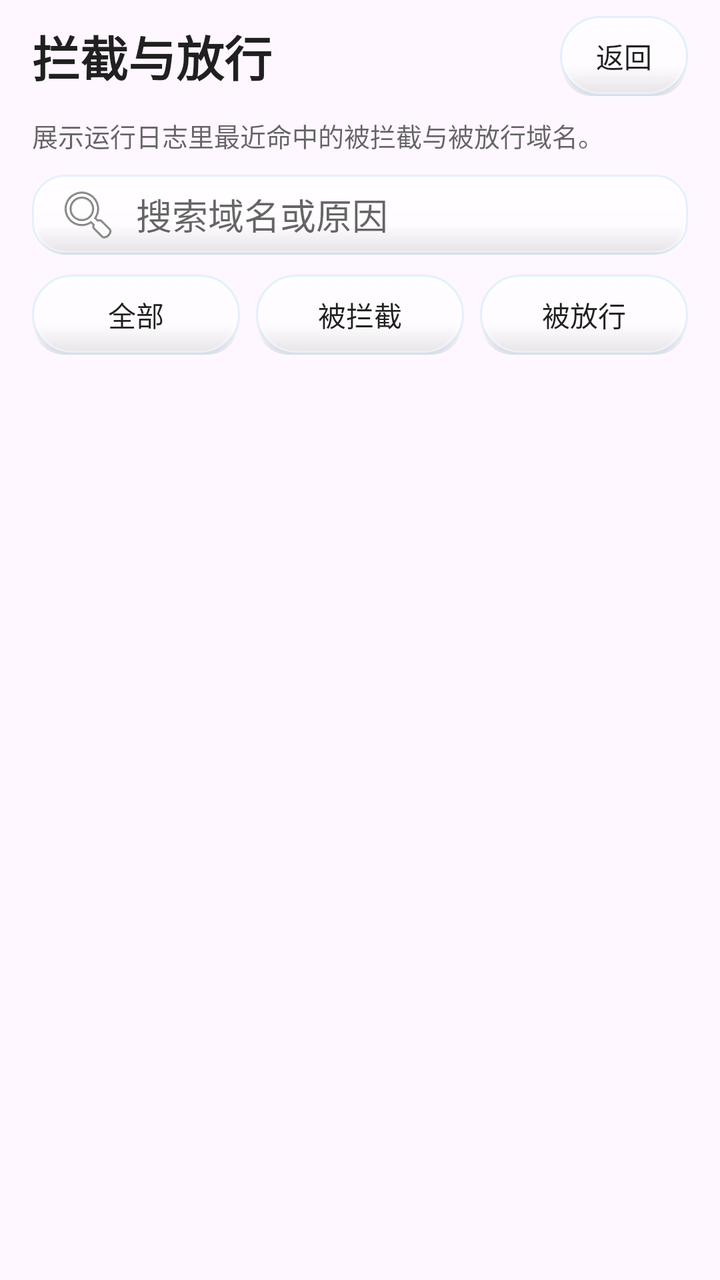
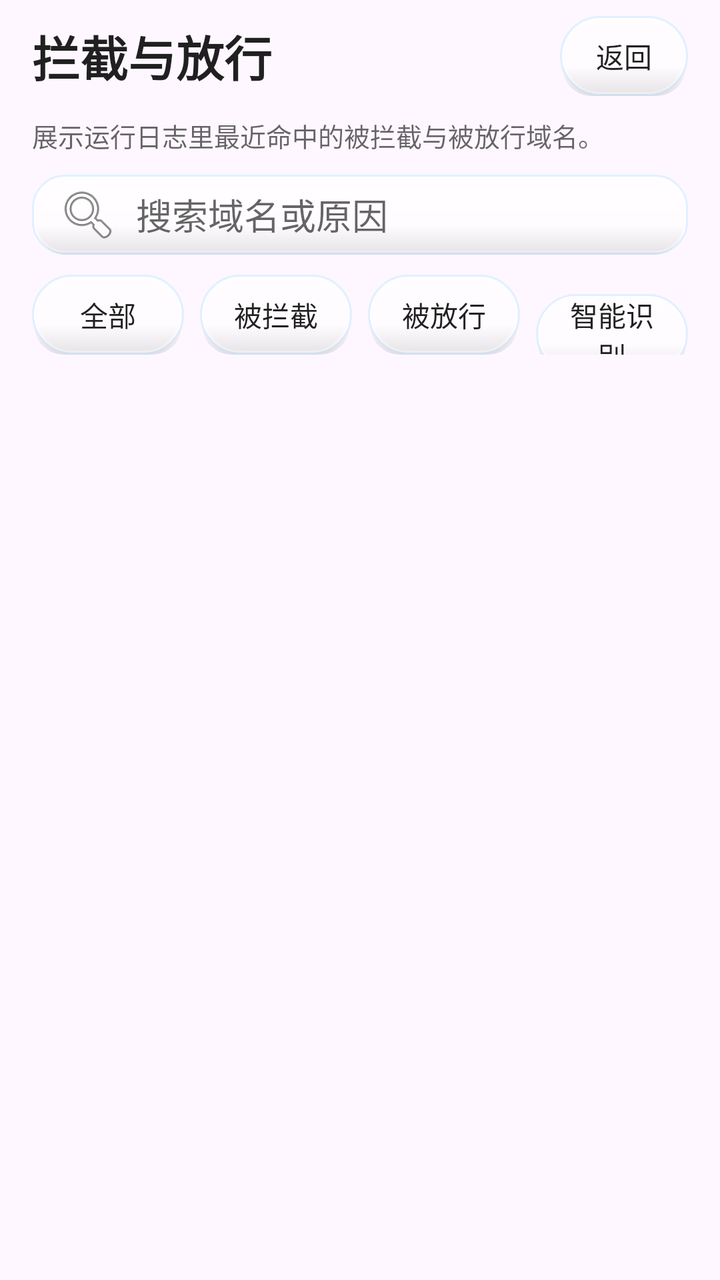

Two renders of the same Android screen: before a commit and after it. Below are the layout's source before the change and the commit's diff.
<!-- AndroidManifest.xml: application theme Theme.HanFengAdBlock -->
<!-- res/layout/activity_decision_domains.xml -->
<?xml version="1.0" encoding="utf-8"?>
<FrameLayout xmlns:android="http://schemas.android.com/apk/res/android"
    android:layout_width="match_parent"
    android:layout_height="match_parent">

    <ImageView
        android:id="@+id/ivBackground"
        android:layout_width="match_parent"
        android:layout_height="match_parent"
        android:scaleType="centerCrop"
        android:contentDescription="背景" />

    <LinearLayout
        android:id="@+id/rootLayout"
        android:layout_width="match_parent"
        android:layout_height="match_parent"
        android:orientation="vertical"
        android:paddingLeft="16dp"
        android:paddingTop="8dp"
        android:paddingRight="16dp"
        android:paddingBottom="16dp">

    <LinearLayout
        android:layout_width="match_parent"
        android:layout_height="wrap_content"
        android:gravity="center_vertical"
        android:orientation="horizontal">

        <TextView
            android:layout_width="0dp"
            android:layout_height="wrap_content"
            android:layout_weight="1"
            android:text="拦截与放行"
            android:textColor="@color/hf_text_primary"
            android:textSize="24sp"
            android:textStyle="bold" />

        <Button
            android:id="@+id/btnBack"
            android:layout_width="wrap_content"
            android:layout_height="40dp"
            android:background="@drawable/bg_button"
            android:backgroundTint="@null"
            android:minWidth="64dp"
            android:text="返回"
            android:textAllCaps="false"
            android:textColor="@color/hf_text_primary" />
    </LinearLayout>

    <TextView
        android:id="@+id/summaryText"
        android:layout_width="match_parent"
        android:layout_height="wrap_content"
        android:layout_marginTop="10dp"
        android:text="展示运行日志里最近命中的被拦截与被放行域名。"
        android:textColor="@color/hf_text_secondary"
        android:textSize="13sp" />

    <EditText
        android:id="@+id/searchInput"
        android:layout_width="match_parent"
        android:layout_height="40dp"
        android:layout_marginTop="10dp"
        android:background="@drawable/bg_panel"
        android:drawableStart="@android:drawable/ic_menu_search"
        android:drawablePadding="8dp"
        android:hint="搜索域名或原因"
        android:inputType="text"
        android:maxLines="1"
        android:paddingHorizontal="12dp"
        android:textColor="@color/hf_text_primary"
        android:textColorHint="@color/hf_text_secondary" />

    <LinearLayout
        android:layout_width="match_parent"
        android:layout_height="wrap_content"
        android:layout_marginTop="10dp"
        android:orientation="horizontal">

        <Button
            android:id="@+id/btnFilterAll"
            android:layout_width="0dp"
            android:layout_height="40dp"
            android:layout_weight="1"
            android:background="@drawable/bg_button"
            android:backgroundTint="@null"
            android:text="全部"
            android:textAllCaps="false"
            android:textColor="@color/hf_text_primary" />

        <Space
            android:layout_width="8dp"
            android:layout_height="1dp" />

        <Button
            android:id="@+id/btnFilterBlocked"
            android:layout_width="0dp"
            android:layout_height="40dp"
            android:layout_weight="1"
            android:background="@drawable/bg_button"
            android:backgroundTint="@null"
            android:text="被拦截"
            android:textAllCaps="false"
            android:textColor="@color/hf_text_primary" />

        <Space
            android:layout_width="8dp"
            android:layout_height="1dp" />

        <Button
            android:id="@+id/btnFilterAllowed"
            android:layout_width="0dp"
            android:layout_height="40dp"
            android:layout_weight="1"
            android:background="@drawable/bg_button"
            android:backgroundTint="@null"
            android:text="被放行"
            android:textAllCaps="false"
            android:textColor="@color/hf_text_primary" />
    </LinearLayout>

    <Button
        android:id="@+id/btnPersistLearned"
        android:layout_width="match_parent"
        android:layout_height="40dp"
        android:layout_marginTop="8dp"
        android:background="@drawable/bg_button"
        android:backgroundTint="@null"
        android:text="学习域名一键入库为拦截规则"
        android:textAllCaps="false"
        android:textColor="@color/hf_text_primary"
        android:visibility="gone" />

    <TextView
        android:id="@+id/emptyText"
        android:layout_width="match_parent"
        android:layout_height="wrap_content"
        android:layout_marginTop="16dp"
        android:gravity="center"
        android:text="暂无域名记录"
        android:textColor="@color/hf_text_secondary"
        android:textSize="14sp"
        android:visibility="gone" />

    <androidx.recyclerview.widget.RecyclerView
        android:id="@+id/list"
        android:layout_width="match_parent"
        android:layout_height="0dp"
        android:layout_marginTop="10dp"
        android:layout_weight="1"
        android:clipToPadding="false"
        android:paddingBottom="16dp" />

</LinearLayout>
</FrameLayout>
<!-- resources referenced by this layout -->
<resources>
  <color name="hf_text_primary">#DE000000</color>
  <color name="hf_text_secondary">#99000000</color>
  <!-- drawable bg_button (drawable) -->
  <?xml version="1.0" encoding="utf-8"?>
  <selector xmlns:android="http://schemas.android.com/apk/res/android">
      <item android:state_pressed="true" android:drawable="@drawable/bg_button_pressed" />
      <item android:state_focused="true" android:drawable="@drawable/bg_button_pressed" />
      <item android:state_selected="true" android:drawable="@drawable/bg_button_pressed" />
      <item android:drawable="@drawable/bg_button_default" />
  </selector>
  <color name="hf_glass_inner_shadow">#1A000000</color>
  <color name="hf_glass_stroke">#57A6D8FF</color>
  <color name="hf_brand_primary">#FF3367D6</color>
  <color name="hf_brand_primary_dark">#FF1A4FA0</color>
  <color name="hf_brand_accent">#FF00BFA5</color>
  <color name="hf_button_primary_text">#FFFFFFFF</color>
  <color name="hf_surface">#AEFFFFFF</color>
  <style name="Widget.HanFeng.Button" parent="Widget.AppCompat.Button">
          <item name="android:background">@drawable/bg_panel</item>
          <item name="android:backgroundTint">@null</item>
          <item name="backgroundTint">@null</item>
          <item name="android:textColor">@color/hf_text_primary</item>
          <item name="android:textAllCaps">false</item>
          <item name="android:minHeight">0dp</item>
          <item name="android:minWidth">0dp</item>
          <item name="android:paddingLeft">16dp</item>
          <item name="android:paddingRight">16dp</item>
      </style>
  <style name="Widget.HanFeng.MaterialButton" parent="Widget.Material3.Button">
          <item name="android:background">@drawable/bg_panel</item>
          <item name="android:backgroundTint">@null</item>
          <item name="backgroundTint">@null</item>
          <item name="android:textColor">@color/hf_text_primary</item>
          <item name="android:textAllCaps">false</item>
          <item name="cornerRadius">16dp</item>
      </style>
  <color name="hf_glass_mid">#B8FFFFFF</color>
  <style name="HanFengDialogAnimation">
          <item name="android:windowEnterAnimation">@anim/dialog_enter</item>
          <item name="android:windowExitAnimation">@anim/dialog_exit</item>
      </style>
  <style name="Widget.HanFeng.DialogButton.Negative" parent="Widget.Material3.Button.TextButton.Dialog">
          <item name="android:background">@drawable/bg_button_default</item>
          <item name="android:textColor">@color/hf_text_primary</item>
          <item name="android:textStyle">normal</item>
          <item name="android:textAllCaps">false</item>
          <item name="android:minHeight">44dp</item>
          <item name="android:minWidth">96dp</item>
          <item name="android:paddingLeft">20dp</item>
          <item name="android:paddingRight">20dp</item>
          <item name="android:insetLeft">0dp</item>
          <item name="android:insetRight">0dp</item>
          <item name="android:insetTop">0dp</item>
          <item name="android:insetBottom">0dp</item>
      </style>
  <style name="Widget.HanFeng.DialogButton.Neutral" parent="Widget.Material3.Button.TextButton.Dialog">
          <item name="android:background">@drawable/bg_button_default</item>
          <item name="android:textColor">@color/hf_text_primary</item>
          <item name="android:textAllCaps">false</item>
          <item name="android:minHeight">44dp</item>
          <item name="android:minWidth">96dp</item>
          <item name="android:paddingLeft">20dp</item>
          <item name="android:paddingRight">20dp</item>
          <item name="android:insetLeft">0dp</item>
          <item name="android:insetRight">0dp</item>
          <item name="android:insetTop">0dp</item>
          <item name="android:insetBottom">0dp</item>
      </style>
  <color name="hf_glass_primary_mid">#FF3D74E0</color>
  <color name="hf_glass_primary_bottom">#FF2A5BC7</color>
  <color name="hf_glass_primary_top">#FF5B8DF0</color>
  <!-- unchanged entries left out for length: 8 -->
</resources>

<!-- the commit's change to res/layout/activity_decision_domains.xml (unified diff, before → after) -->
@@ -117,6 +117,21 @@
             android:text="被放行"
             android:textAllCaps="false"
             android:textColor="@color/hf_text_primary" />
+
+        <Space
+            android:layout_width="8dp"
+            android:layout_height="1dp" />
+
+        <Button
+            android:id="@+id/btnFilterLearned"
+            android:layout_width="0dp"
+            android:layout_height="40dp"
+            android:layout_weight="1"
+            android:background="@drawable/bg_button"
+            android:backgroundTint="@null"
+            android:text="智能识别"
+            android:textAllCaps="false"
+            android:textColor="@color/hf_text_primary" />
     </LinearLayout>
 
     <Button
